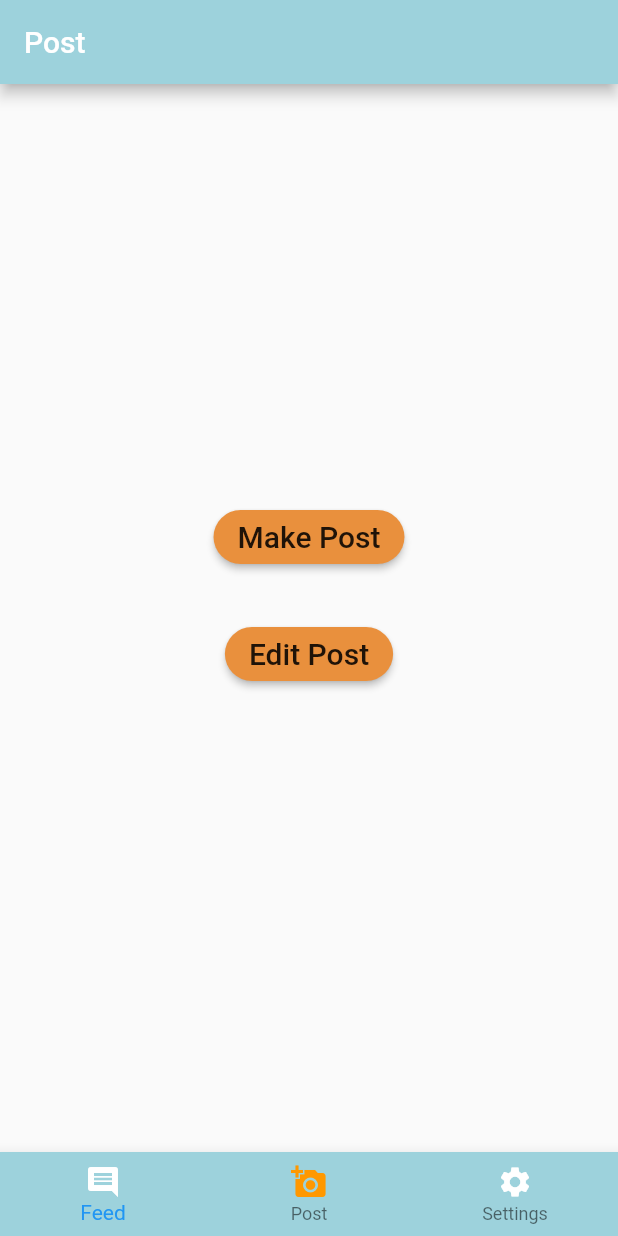
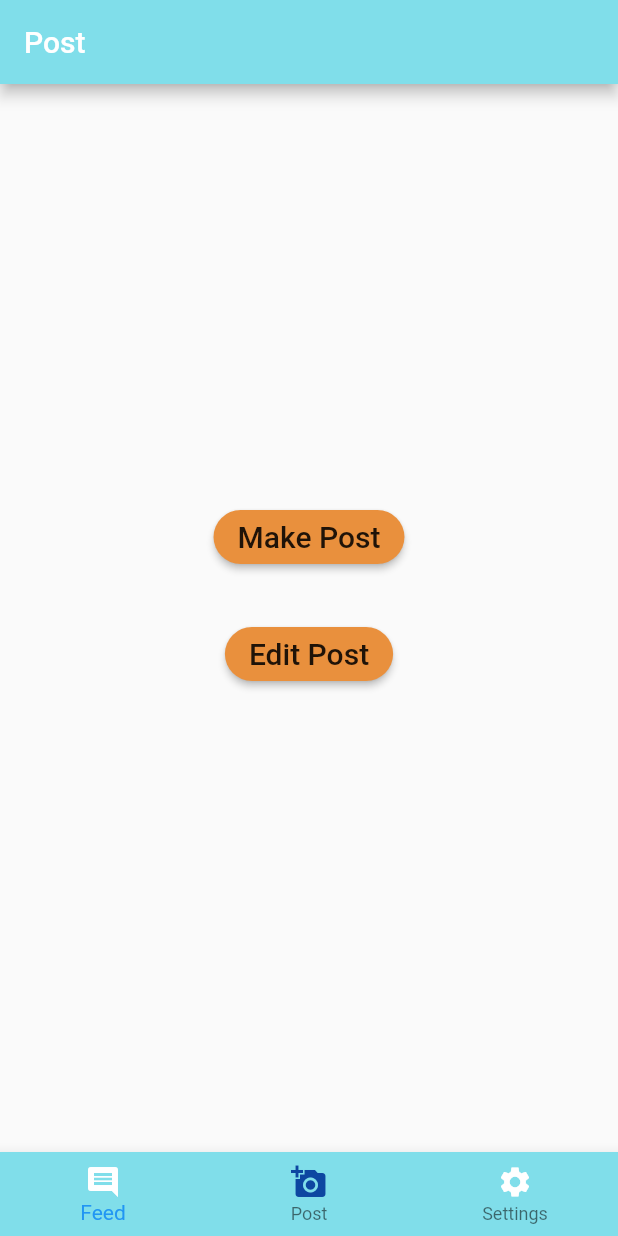
Before and after one commit to priyankaganesha/Bulldog-Eats-Mobile, a Flutter app: the screen it shows once a user with an empty profile is signed in, swiped to page 2, on a phone screen of 412 x 824 dp. Run offline on Flutter 3.47's test engine with Material 2 defaults, Android fonts, the phone set to English and light mode, and no system bars; our stand-ins replace firebase_auth, firebase_core; accounts and stored records are empty.

Commit message:
Made progress on Sign-in and Register page frontend - still needs work, colors changed in icons, appbar, and navbar.

```diff
--- a/lib/pages/Feed.dart
+++ b/lib/pages/Feed.dart
@@ -13,7 +13,7 @@ class _FeedState extends State<Feed> {
     return Scaffold(
       appBar: AppBar(
         title: Text("Feed"),
-        backgroundColor: Color(0xFF9dd2dc),
+        backgroundColor: Colors.cyan[200],
       ),
     );
   }
--- a/lib/pages/HomePage.dart
+++ b/lib/pages/HomePage.dart
@@ -42,42 +42,42 @@ class _HomePageState extends State<HomePage> {
       ),
       bottomNavigationBar: BottomNavigationBar(
         onTap: _onItemTapped,
-        backgroundColor: Color(0xFF9dd2dc),
+        backgroundColor: Colors.cyan[200],
         //Switching pages
         items: [
           BottomNavigationBarItem(
             icon: Icon(
               Icons.comment,
-              color: _selectedIndex == 0 ? Colors.orange : Colors.white,
+              color: _selectedIndex == 0 ? Colors.blue[900] : Colors.white,
             ),
             title: Text(
               'Feed',
               style: TextStyle(
-                color: _selectedIndex == 0 ? Colors.orange : Colors.white,
+                color: _selectedIndex == 0 ? Colors.blue[900] : Colors.white,
               ),
             ),
           ),
           BottomNavigationBarItem(
             icon: Icon(
               Icons.add_a_photo,
-              color: _selectedIndex == 1 ? Colors.orange : Colors.white,
+              color: _selectedIndex == 1 ? Colors.blue[900] : Colors.white,
             ),
             title: Text(
               'Post',
               style: TextStyle(
-                color: _selectedIndex == 1 ? Colors.orange : Colors.white,
+                color: _selectedIndex == 1 ? Colors.blue[900] : Colors.white,
               ),
             ),
           ),
           BottomNavigationBarItem(
             icon: Icon(
               Icons.settings,
-              color: _selectedIndex == 2 ? Colors.orange : Colors.white,
+              color: _selectedIndex == 2 ? Colors.blue[900] : Colors.white,
             ),
             title: Text(
               'Settings',
               style: TextStyle(
-                color: _selectedIndex == 2 ? Colors.orange : Colors.white,
+                color: _selectedIndex == 2 ? Colors.blue[900] : Colors.white,
               ),
             ),
           ),
--- a/lib/pages/Post.dart
+++ b/lib/pages/Post.dart
@@ -17,16 +17,15 @@ class _PostState extends State<Post> {
     return Scaffold(
       appBar: AppBar(
         title: Text("Post"),
-        backgroundColor: Color(0xFF9dd2dc),
+        backgroundColor: Colors.cyan[200],
       ),
-        body: MyButtons(),
-
+      body: MyButtons(),
 
       /*ButtonTheme(
           minWidth: 170.0,
           height: 50.0,
           shape: RoundedRectangleBorder(borderRadius: BorderRadius.circular(30)),*/
-              /*child: RaisedButton(
+      /*child: RaisedButton(
                 onPressed: () {
                   Navigator.of(context).push(MaterialPageRoute<Null>(builder:  (BuildContext context) {
                     return new Name();
@@ -39,13 +38,13 @@ class _PostState extends State<Post> {
                 ),
               )*/
 
-        //)
-        //)
+      //)
+      //)
     );
   }
 }
 
-class MyButtons extends StatelessWidget{
+class MyButtons extends StatelessWidget {
   MyButtons({Key key}) : super(key: key);
 
   @override
@@ -55,16 +54,18 @@ class MyButtons extends StatelessWidget{
         mainAxisSize: MainAxisSize.min,
         children: <Widget>[
           RaisedButton(
-            onPressed: (){},
+            onPressed: () {},
             child: Text('Make Post', style: TextStyle(fontSize: 20)),
-            shape: RoundedRectangleBorder(borderRadius: BorderRadius.circular(30)),
+            shape:
+                RoundedRectangleBorder(borderRadius: BorderRadius.circular(30)),
             color: Color(0xffe9903d),
           ),
           const SizedBox(height: 30),
           RaisedButton(
             onPressed: () {},
             child: const Text('Edit Post', style: TextStyle(fontSize: 20)),
-            shape: RoundedRectangleBorder(borderRadius: BorderRadius.circular(30)),
+            shape:
+                RoundedRectangleBorder(borderRadius: BorderRadius.circular(30)),
             color: Color(0xffe9903d),
           ),
           const SizedBox(height: 30),
--- a/lib/pages/Settings.dart
+++ b/lib/pages/Settings.dart
@@ -15,7 +15,7 @@ class _SettingsState extends State<Settings> {
     return Scaffold(
       appBar: AppBar(
         title: Text("Settings"),
-        backgroundColor: Color(0xFF9dd2dc),
+        backgroundColor: Colors.cyan[200],
         elevation: 0.0, // The Sign Out Button
         actions: <Widget>[
           FlatButton.icon(
```
Also changed, not shown: lib/authenticate/Register.dart (+13 -5 lines), lib/authenticate/Sign_in.dart (+34 -9 lines), lib/services/Auth.dart (+16 -2 lines).
